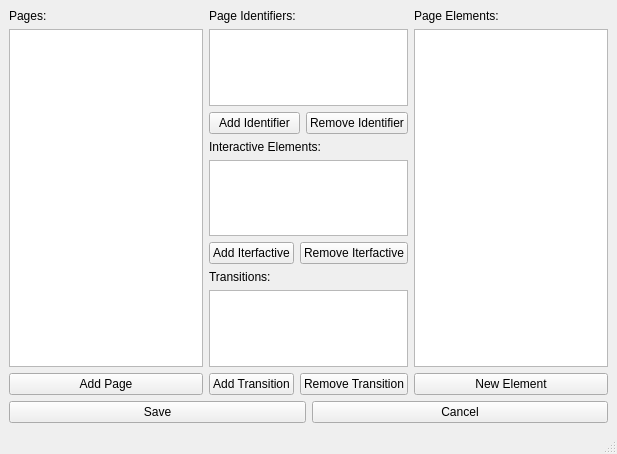
The window that src/picker/designer/asset/main.ui (iBakuman/nikke-data-collector) describes before a commit, drawn with Qt 5.
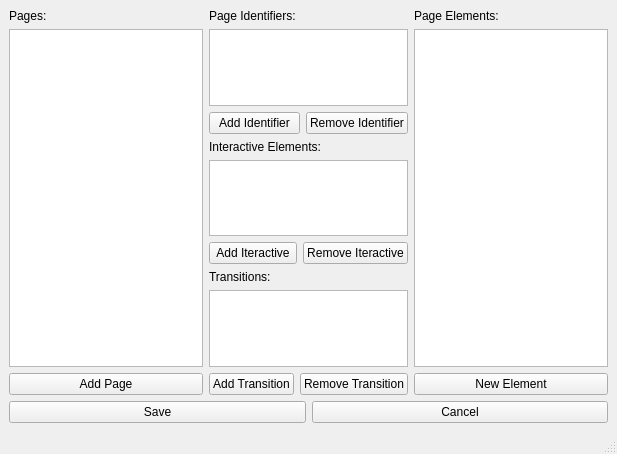
The same window after the commit.

Patch:
```diff
--- a/src/picker/designer/asset/main.ui
+++ b/src/picker/designer/asset/main.ui
@@ -87,14 +87,14 @@
           <item>
            <widget class="QPushButton" name="pushButton_5">
             <property name="text">
-             <string>Add Iterfactive</string>
+             <string>Add Iteractive</string>
             </property>
            </widget>
           </item>
           <item>
            <widget class="QPushButton" name="pushButton_6">
             <property name="text">
-             <string>Remove Iterfactive</string>
+             <string>Remove Iteractive</string>
             </property>
            </widget>
           </item>
```
Left out of the diff: 24 changed lines with no effect on the pictures.
